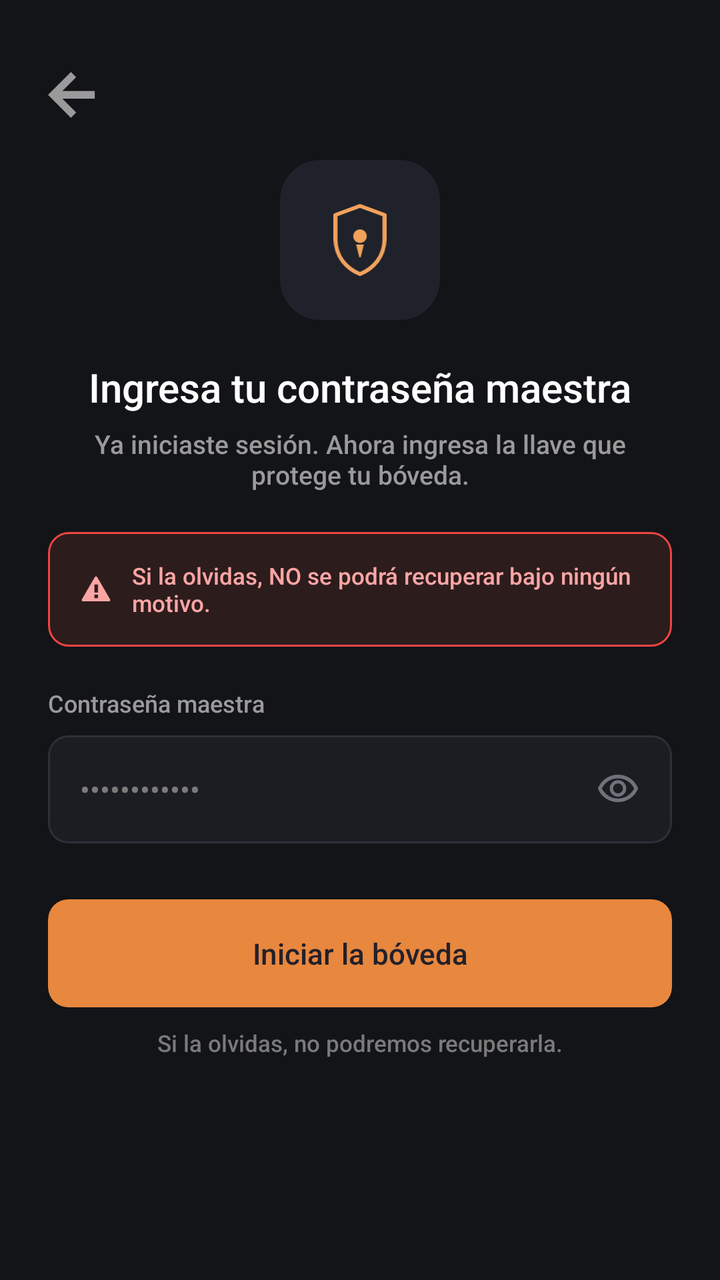
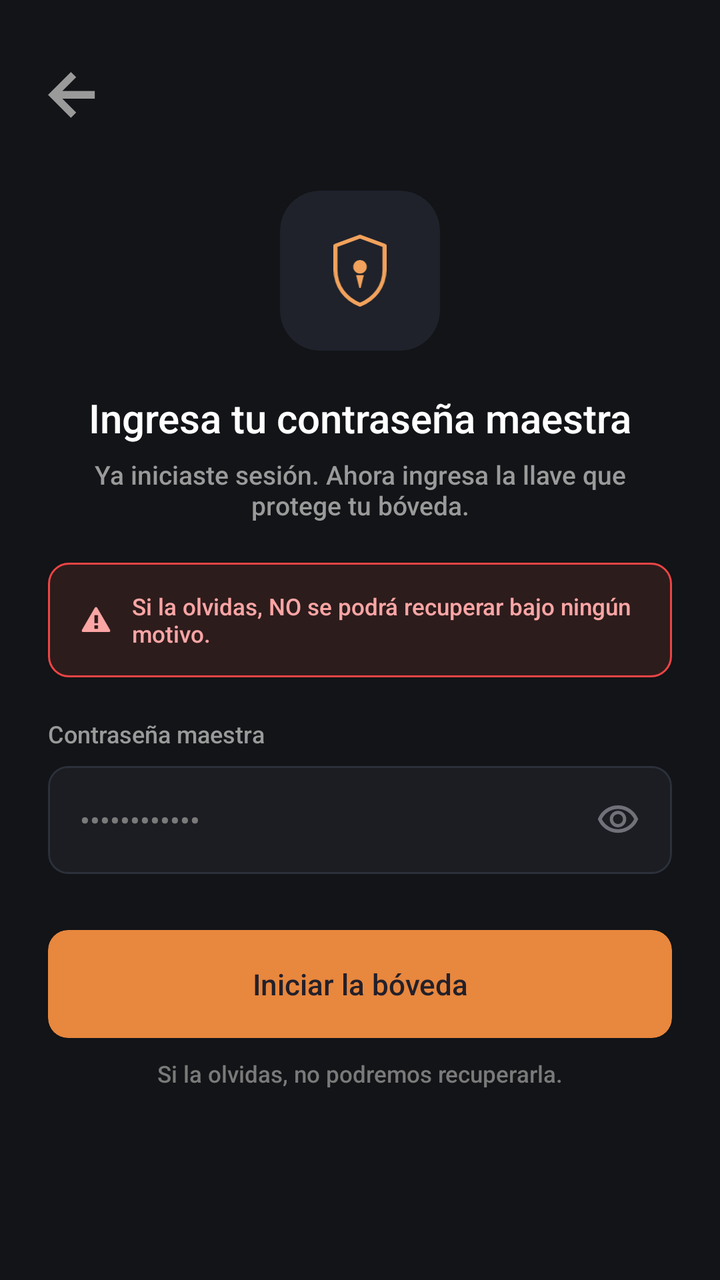

Compare the two renders of this Android layout. The source of the first and the diff that turns it into the second are given below.
<!-- AndroidManifest.xml: application theme Theme.MyApplication -->
<!-- res/layout/activity_unlock_vault.xml -->
<?xml version="1.0" encoding="utf-8"?>
<androidx.constraintlayout.widget.ConstraintLayout xmlns:android="http://schemas.android.com/apk/res/android"
    xmlns:app="http://schemas.android.com/apk/res-auto"
    android:layout_width="match_parent"
    android:layout_height="match_parent"
    android:background="#121417"
    android:padding="24dp">

    
    <ImageView
        android:id="@+id/btnBack"
        android:layout_width="24dp"
        android:layout_height="24dp"
        android:layout_marginTop="12dp"
        android:contentDescription="Volver"
        android:src="@drawable/flecha"
        app:layout_constraintStart_toStartOf="parent"
        app:layout_constraintTop_toTopOf="parent" />

    
    <com.google.android.material.card.MaterialCardView
        android:id="@+id/cardShield"
        android:layout_width="80dp"
        android:layout_height="80dp"
        android:layout_marginTop="20dp"
        app:cardBackgroundColor="#1F222B"
        app:cardCornerRadius="20dp"
        app:cardElevation="0dp"
        app:strokeWidth="0dp"
        app:layout_constraintEnd_toEndOf="parent"
        app:layout_constraintStart_toStartOf="parent"
        app:layout_constraintTop_toBottomOf="@id/btnBack">

        <ImageView
            android:layout_width="36dp"
            android:layout_height="36dp"
            android:layout_gravity="center"
            android:contentDescription="Escudo de seguridad"
            android:src="@drawable/escudo"
            app:tint="#F2A25C" />
    </com.google.android.material.card.MaterialCardView>

    
    <TextView
        android:id="@+id/tvTitle"
        android:layout_width="wrap_content"
        android:layout_height="wrap_content"
        android:layout_marginTop="20dp"
        android:fontFamily="sans-serif-medium"
        android:text="Ingresa tu contraseña maestra"
        android:textColor="#FFFFFF"
        android:textSize="20sp"
        app:layout_constraintEnd_toEndOf="parent"
        app:layout_constraintStart_toStartOf="parent"
        app:layout_constraintTop_toBottomOf="@id/cardShield" />

    <TextView
        android:id="@+id/tvSubtitle"
        android:layout_width="0dp"
        android:layout_height="wrap_content"
        android:layout_marginTop="6dp"
        android:fontFamily="sans-serif-medium"
        android:text="Ya iniciaste sesión. Ahora ingresa la llave que protege tu bóveda."
        android:textAlignment="center"
        android:textColor="#9A9A9A"
        android:textSize="13sp"
        app:layout_constraintEnd_toEndOf="parent"
        app:layout_constraintStart_toStartOf="parent"
        app:layout_constraintTop_toBottomOf="@id/tvTitle" />

    
    <LinearLayout
        android:id="@+id/layoutWarning"
        android:layout_width="match_parent"
        android:layout_height="wrap_content"
        android:layout_marginTop="20dp"
        android:background="@drawable/bg_warning_border"
        android:gravity="center_vertical"
        android:orientation="horizontal"
        android:paddingHorizontal="16dp"
        android:paddingVertical="14dp"
        app:layout_constraintTop_toBottomOf="@id/tvSubtitle">

        <ImageView
            android:layout_width="16dp"
            android:layout_height="16dp"
            android:layout_marginEnd="10dp"
            android:src="@android:drawable/stat_notify_error"
            app:tint="#FCA5A5" />

        <TextView
            android:layout_width="match_parent"
            android:layout_height="wrap_content"
            android:fontFamily="sans-serif-medium"
            android:text="Si la olvidas, NO se podrá recuperar bajo ningún motivo."
            android:textColor="#FCA5A5"
            android:textSize="11.5sp" />
    </LinearLayout>

    
    <TextView
        android:id="@+id/lblPassword"
        android:layout_width="wrap_content"
        android:layout_height="wrap_content"
        android:layout_marginTop="20dp"
        android:fontFamily="sans-serif-medium"
        android:text="Contraseña maestra"
        android:textColor="#9A9A9A"
        android:textSize="12sp"
        app:layout_constraintStart_toStartOf="parent"
        app:layout_constraintTop_toBottomOf="@id/layoutWarning" />

    
    <com.google.android.material.card.MaterialCardView
        android:id="@+id/cardMasterPassword"
        android:layout_width="match_parent"
        android:layout_height="54dp"
        android:layout_marginTop="8dp"
        app:cardBackgroundColor="#1B1D22"
        app:cardCornerRadius="10dp"
        app:cardElevation="0dp"
        app:strokeColor="#2C303B"
        app:strokeWidth="1dp"
        app:layout_constraintTop_toBottomOf="@id/lblPassword">

        <RelativeLayout
            android:layout_width="match_parent"
            android:layout_height="match_parent"
            android:paddingHorizontal="16dp">

            <EditText
                android:id="@+id/etMasterPassword"
                android:layout_width="match_parent"
                android:layout_height="match_parent"
                android:layout_toStartOf="@id/ivToggleMasterPassword"
                android:autofillHints="password"
                android:background="@null"
                android:fontFamily="sans-serif-medium"
                android:hint="••••••••••••"
                android:inputType="textPassword"
                android:textColor="#FFFFFF"
                android:textColorHint="#7A7A7A"
                android:textSize="14sp" />

            <ImageView
                android:id="@+id/ivToggleMasterPassword"
                android:layout_width="22dp"
                android:layout_height="22dp"
                android:layout_alignParentEnd="true"
                android:layout_centerVertical="true"
                android:contentDescription="Mostrar contraseña"
                android:src="@drawable/ojo" />
        </RelativeLayout>
    </com.google.android.material.card.MaterialCardView>

    
    <com.google.android.material.card.MaterialCardView
        android:id="@+id/btnUnlockVault"
        android:layout_width="match_parent"
        android:layout_height="54dp"
        android:layout_marginTop="28dp"
        app:cardBackgroundColor="#E8873E"
        app:cardCornerRadius="10dp"
        app:cardElevation="0dp"
        app:strokeWidth="0dp"
        app:layout_constraintTop_toBottomOf="@id/cardMasterPassword">

        <TextView
            android:layout_width="match_parent"
            android:layout_height="match_parent"
            android:fontFamily="sans-serif-medium"
            android:gravity="center"
            android:text="Iniciar la bóveda"
            android:textColor="#23202A"
            android:textSize="14.5sp" />
    </com.google.android.material.card.MaterialCardView>

    
    <TextView
        android:layout_width="wrap_content"
        android:layout_height="wrap_content"
        android:layout_marginTop="10dp"
        android:fontFamily="sans-serif-medium"
        android:text="Si la olvidas, no podremos recuperarla."
        android:textColor="#7A7A7A"
        android:textSize="11.5sp"
        app:layout_constraintEnd_toEndOf="parent"
        app:layout_constraintStart_toStartOf="parent"
        app:layout_constraintTop_toBottomOf="@id/btnUnlockVault" />

</androidx.constraintlayout.widget.ConstraintLayout>
<!-- resources referenced by this layout -->
<resources>
  <!-- drawable bg_warning_border (drawable) -->
  <?xml version="1.0" encoding="utf-8"?>
  <shape xmlns:android="http://schemas.android.com/apk/res/android"
      android:shape="rectangle">
      <solid android:color="#2D1C1C"/>
      <stroke android:width="1dp" android:color="#EF4444"/>
      <corners android:radius="10dp"/>
  </shape>
  <!-- drawable escudo (drawable) -->
  <vector xmlns:android="http://schemas.android.com/apk/res/android"
      android:width="41dp"
      android:height="56dp"
      android:viewportWidth="41"
      android:viewportHeight="56">
    <path
        android:pathData="M20.5,1.5L39.5,8.5V27.5C39.5,40.5 31.5,50 20.5,54.5C9.5,50 1.5,40.5 1.5,27.5V8.5L20.5,1.5Z"
        android:strokeLineJoin="round"
        android:strokeWidth="3"
        android:fillColor="#00000000"
        android:strokeColor="#F2A25C"
        android:strokeLineCap="round"/>
    <path
        android:pathData="M20.5,30.25C23.399,30.25 25.75,27.899 25.75,25C25.75,22.101 23.399,19.75 20.5,19.75C17.601,19.75 15.25,22.101 15.25,25C15.25,27.899 17.601,30.25 20.5,30.25Z"
        android:fillColor="#F2A25C"/>
    <path
        android:pathData="M17.5,31.5H23.5L21,41.5H20L17.5,31.5Z"
        android:fillColor="#F2A25C"/>
  </vector>
  <!-- drawable flecha (drawable) -->
  <vector xmlns:android="http://schemas.android.com/apk/res/android"
      android:width="15dp"
      android:height="15dp"
      android:viewportWidth="15"
      android:viewportHeight="15">
    <path
        android:pathData="M7.159,14.318L0,7.159L7.159,-0L8.807,1.633L4.482,5.959H14.616V8.359H4.482L8.807,12.677L7.159,14.318Z"
        android:fillColor="#9A9A9A"/>
  </vector>
  <!-- drawable ojo (drawable) -->
  <vector xmlns:android="http://schemas.android.com/apk/res/android"
      android:width="24dp"
      android:height="24dp"
      android:viewportWidth="960"
      android:viewportHeight="960">
    <path
        android:pathData="M607.5,587.5Q660,535 660,460t-52.5,-127.5Q555,280 480,280t-127.5,52.5Q300,385 300,460t52.5,127.5Q405,640 480,640t127.5,-52.5ZM403.5,536.5Q372,505 372,460t31.5,-76.5Q435,352 480,352t76.5,31.5Q588,415 588,460t-31.5,76.5Q525,568 480,568t-76.5,-31.5ZM214,678.5Q94,597 40,460q54,-137 174,-218.5T480,160q146,0 266,81.5T920,460q-54,137 -174,218.5T480,760q-146,0 -266,-81.5ZM480,460ZM687.5,620.5Q782,561 832,460q-50,-101 -144.5,-160.5T480,240q-113,0 -207.5,59.5T128,460q50,101 144.5,160.5T480,680q113,0 207.5,-59.5Z"
        android:fillColor="#71717A"/>
  </vector>
  <style name="Theme.MyApplication" parent="Base.Theme.MyApplication" />
  <style name="Base.Theme.MyApplication" parent="Theme.Material3.DayNight.NoActionBar">
          <item name="android:windowBackground">#000000</item>
      </style>
</resources>

<!-- the commit's change to res/layout/activity_unlock_vault.xml (unified diff, before → after) -->
@@ -1,191 +1,219 @@
 <?xml version="1.0" encoding="utf-8"?>
-<androidx.constraintlayout.widget.ConstraintLayout xmlns:android="http://schemas.android.com/apk/res/android"
+<ScrollView xmlns:android="http://schemas.android.com/apk/res/android"
     xmlns:app="http://schemas.android.com/apk/res-auto"
     android:layout_width="match_parent"
     android:layout_height="match_parent"
     android:background="#121417"
-    android:padding="24dp">
-
-    
-    <ImageView
-        android:id="@+id/btnBack"
-        android:layout_width="24dp"
-        android:layout_height="24dp"
-        android:layout_marginTop="12dp"
-        android:contentDescription="Volver"
-        android:src="@drawable/flecha"
-        app:layout_constraintStart_toStartOf="parent"
-        app:layout_constraintTop_toTopOf="parent" />
-
-    
-    <com.google.android.material.card.MaterialCardView
-        android:id="@+id/cardShield"
-        android:layout_width="80dp"
-        android:layout_height="80dp"
-        android:layout_marginTop="20dp"
-        app:cardBackgroundColor="#1F222B"
-        app:cardCornerRadius="20dp"
-        app:cardElevation="0dp"
-        app:strokeWidth="0dp"
-        app:layout_constraintEnd_toEndOf="parent"
-        app:layout_constraintStart_toStartOf="parent"
-        app:layout_constraintTop_toBottomOf="@id/btnBack">
-
+    android:fillViewport="true"
+    android:fitsSystemWindows="true">
+
+    <androidx.constraintlayout.widget.ConstraintLayout
+        android:layout_width="match_parent"
+        android:layout_height="match_parent"
+        android:padding="24dp">
+
+        
         <ImageView
-            android:layout_width="36dp"
-            android:layout_height="36dp"
-            android:layout_gravity="center"
-            android:contentDescription="Escudo de seguridad"
-            android:src="@drawable/escudo"
-            app:tint="#F2A25C" />
-    </com.google.android.material.card.MaterialCardView>
-
-    
-    <TextView
-        android:id="@+id/tvTitle"
-        android:layout_width="wrap_content"
-        android:layout_height="wrap_content"
-        android:layout_marginTop="20dp"
-        android:fontFamily="sans-serif-medium"
-        android:text="Ingresa tu contraseña maestra"
-        android:textColor="#FFFFFF"
-        android:textSize="20sp"
-        app:layout_constraintEnd_toEndOf="parent"
-        app:layout_constraintStart_toStartOf="parent"
-        app:layout_constraintTop_toBottomOf="@id/cardShield" />
-
-    <TextView
-        android:id="@+id/tvSubtitle"
-        android:layout_width="0dp"
-        android:layout_height="wrap_content"
-        android:layout_marginTop="6dp"
-        android:fontFamily="sans-serif-medium"
-        android:text="Ya iniciaste sesión. Ahora ingresa la llave que protege tu bóveda."
-        android:textAlignment="center"
-        android:textColor="#9A9A9A"
-        android:textSize="13sp"
-        app:layout_constraintEnd_toEndOf="parent"
-        app:layout_constraintStart_toStartOf="parent"
-        app:layout_constraintTop_toBottomOf="@id/tvTitle" />
-
-    
-    <LinearLayout
-        android:id="@+id/layoutWarning"
-        android:layout_width="match_parent"
-        android:layout_height="wrap_content"
-        android:layout_marginTop="20dp"
-        android:background="@drawable/bg_warning_border"
-        android:gravity="center_vertical"
-        android:orientation="horizontal"
-        android:paddingHorizontal="16dp"
-        android:paddingVertical="14dp"
-        app:layout_constraintTop_toBottomOf="@id/tvSubtitle">
-
-        <ImageView
-            android:layout_width="16dp"
-            android:layout_height="16dp"
-            android:layout_marginEnd="10dp"
-            android:src="@android:drawable/stat_notify_error"
-            app:tint="#FCA5A5" />
-
-        <TextView
-            android:layout_width="match_parent"
-            android:layout_height="wrap_content"
-            android:fontFamily="sans-serif-medium"
-            android:text="Si la olvidas, NO se podrá recuperar bajo ningún motivo."
-            android:textColor="#FCA5A5"
-            android:textSize="11.5sp" />
-    </LinearLayout>
-
-    
-    <TextView
-        android:id="@+id/lblPassword"
-        android:layout_width="wrap_content"
-        android:layout_height="wrap_content"
-        android:layout_marginTop="20dp"
-        android:fontFamily="sans-serif-medium"
-        android:text="Contraseña maestra"
-        android:textColor="#9A9A9A"
-        android:textSize="12sp"
-        app:layout_constraintStart_toStartOf="parent"
-        app:layout_constraintTop_toBottomOf="@id/layoutWarning" />
-
-    
-    <com.google.android.material.card.MaterialCardView
-        android:id="@+id/cardMasterPassword"
-        android:layout_width="match_parent"
-        android:layout_height="54dp"
-        android:layout_marginTop="8dp"
-        app:cardBackgroundColor="#1B1D22"
-        app:cardCornerRadius="10dp"
-        app:cardElevation="0dp"
-        app:strokeColor="#2C303B"
-        app:strokeWidth="1dp"
-        app:layout_constraintTop_toBottomOf="@id/lblPassword">
-
-        <RelativeLayout
-            android:layout_width="match_parent"
-            android:layout_height="match_parent"
-            android:paddingHorizontal="16dp">
-
-            <EditText
-                android:id="@+id/etMasterPassword"
+            android:id="@+id/btnBack"
+            android:layout_width="24dp"
+            android:layout_height="24dp"
+            android:layout_marginTop="12dp"
+            android:contentDescription="Volver"
+            android:src="@drawable/flecha"
+            app:layout_constraintStart_toStartOf="parent"
+            app:layout_constraintTop_toTopOf="parent" />
+
+        
+
+        
+        <com.google.android.material.card.MaterialCardView
+            android:id="@+id/cardShield"
+            android:layout_width="80dp"
+            android:layout_height="80dp"
+            app:cardBackgroundColor="#1F222B"
+            app:cardCornerRadius="20dp"
+            app:cardElevation="0dp"
+            app:strokeWidth="0dp"
+            app:layout_constraintBottom_toTopOf="@id/tvTitle"
+            app:layout_constraintEnd_toEndOf="parent"
+            app:layout_constraintStart_toStartOf="parent"
+            app:layout_constraintTop_toTopOf="parent"
+            app:layout_constraintVertical_chainStyle="packed">
+
+            <ImageView
+                android:layout_width="36dp"
+                android:layout_height="36dp"
+                android:layout_gravity="center"
+                android:contentDescription="Escudo de seguridad"
+                android:src="@drawable/escudo"
+                app:tint="#F2A25C" />
+        </com.google.android.material.card.MaterialCardView>
+
+        
+        <TextView
+            android:id="@+id/tvTitle"
+            android:layout_width="wrap_content"
+            android:layout_height="wrap_content"
+            android:layout_marginTop="20dp"
+            android:fontFamily="sans-serif-medium"
+            android:text="Ingresa tu contraseña maestra"
+            android:textColor="#FFFFFF"
+            android:textSize="20sp"
+            app:layout_constraintBottom_toTopOf="@id/tvSubtitle"
+            app:layout_constraintEnd_toEndOf="parent"
+            app:layout_constraintStart_toStartOf="parent"
+            app:layout_constraintTop_toBottomOf="@id/cardShield" />
+
+        
+        <TextView
+            android:id="@+id/tvSubtitle"
+            android:layout_width="0dp"
+            android:layout_height="wrap_content"
+            android:layout_marginTop="6dp"
+            android:fontFamily="sans-serif-medium"
+            android:text="Ya iniciaste sesión. Ahora ingresa la llave que protege tu bóveda."
+            android:textAlignment="center"
+            android:textColor="#9A9A9A"
+            android:textSize="13sp"
+            app:layout_constraintBottom_toTopOf="@id/layoutWarning"
+            app:layout_constraintEnd_toEndOf="parent"
+            app:layout_constraintStart_toStartOf="parent"
+            app:layout_constraintTop_toBottomOf="@id/tvTitle" />
+
+        
+        <LinearLayout
+            android:id="@+id/layoutWarning"
+            android:layout_width="0dp"
+            android:layout_height="wrap_content"
+            android:layout_marginTop="20dp"
+            android:background="@drawable/bg_warning_border"
+            android:gravity="center_vertical"
+            android:orientation="horizontal"
+            android:paddingHorizontal="16dp"
+            android:paddingVertical="14dp"
+            app:layout_constraintBottom_toTopOf="@id/lblPassword"
+            app:layout_constraintEnd_toEndOf="parent"
+            app:layout_constraintStart_toStartOf="parent"
+            app:layout_constraintTop_toBottomOf="@id/tvSubtitle">
+
+            <ImageView
+                android:layout_width="16dp"
+                android:layout_height="16dp"
+                android:layout_marginEnd="10dp"
+                android:src="@android:drawable/stat_notify_error"
+                app:tint="#FCA5A5" />
+
+            <TextView
+                android:layout_width="0dp"
+                android:layout_height="wrap_content"
+                android:layout_weight="1"
+                android:fontFamily="sans-serif-medium"
+                android:text="Si la olvidas, NO se podrá recuperar bajo ningún motivo."
+                android:textColor="#FCA5A5"
+                android:textSize="11.5sp" />
+        </LinearLayout>
+
+        
+        <TextView
+            android:id="@+id/lblPassword"
+            android:layout_width="0dp"
+            android:layout_height="wrap_content"
+            android:layout_marginTop="20dp"
+            android:fontFamily="sans-serif-medium"
+            android:text="Contraseña maestra"
+            android:textAlignment="viewStart"
+            android:textColor="#9A9A9A"
+            android:textSize="12sp"
+            app:layout_constraintBottom_toTopOf="@id/cardMasterPassword"
+            app:layout_constraintEnd_toEndOf="parent"
+            app:layout_constraintStart_toStartOf="parent"
+            app:layout_constraintTop_toBottomOf="@id/layoutWarning" />
+
+        
+        <com.google.android.material.card.MaterialCardView
+            android:id="@+id/cardMasterPassword"
+            android:layout_width="0dp"
+            android:layout_height="54dp"
+            android:layout_marginTop="8dp"
+            app:cardBackgroundColor="#1B1D22"
+            app:cardCornerRadius="10dp"
+            app:cardElevation="0dp"
+            app:strokeColor="#2C303B"
+            app:strokeWidth="1dp"
+            app:layout_constraintBottom_toTopOf="@id/btnUnlockVault"
+            app:layout_constraintEnd_toEndOf="parent"
+            app:layout_constraintStart_toStartOf="parent"
+            app:layout_constraintTop_toBottomOf="@id/lblPassword">
+
+            <RelativeLayout
                 android:layout_width="match_parent"
                 android:layout_height="match_parent"
-                android:layout_toStartOf="@id/ivToggleMasterPassword"
-                android:autofillHints="password"
-                android:background="@null"
+                android:paddingHorizontal="16dp">
+
+                <EditText
+                    android:id="@+id/etMasterPassword"
+                    android:layout_width="match_parent"
+                    android:layout_height="match_parent"
+                    android:layout_toStartOf="@id/ivToggleMasterPassword"
+                    android:autofillHints="password"
+                    android:background="@null"
+                    android:fontFamily="sans-serif-medium"
+                    android:hint="••••••••••••"
+                    android:inputType="textPassword"
+                    android:textColor="#FFFFFF"
+                    android:textColorHint="#7A7A7A"
+                    android:textSize="14sp" />
+
+                <ImageView
+                    android:id="@+id/ivToggleMasterPassword"
+                    android:layout_width="22dp"
+                    android:layout_height="22dp"
+                    android:layout_alignParentEnd="true"
+                    android:layout_centerVertical="true"
+                    android:contentDescription="Mostrar contraseña"
+                    android:src="@drawable/ojo" />
+            </RelativeLayout>
+        </com.google.android.material.card.MaterialCardView>
+
+        
+        <com.google.android.material.card.MaterialCardView
+            android:id="@+id/btnUnlockVault"
+            android:layout_width="0dp"
+            android:layout_height="54dp"
+            android:layout_marginTop="28dp"
+            app:cardBackgroundColor="#E8873E"
+            app:cardCornerRadius="10dp"
+            app:cardElevation="0dp"
+            app:strokeWidth="0dp"
+            app:layout_constraintBottom_toTopOf="@id/tvFooter"
+            app:layout_constraintEnd_toEndOf="parent"
+            app:layout_constraintStart_toStartOf="parent"
+            app:layout_constraintTop_toBottomOf="@id/cardMasterPassword">
+
+            <TextView
+                android:layout_width="match_parent"
+                android:layout_height="match_parent"
                 android:fontFamily="sans-serif-medium"
-                android:hint="••••••••••••"
-                android:inputType="textPassword"
-                android:textColor="#FFFFFF"
-                android:textColorHint="#7A7A7A"
-                android:textSize="14sp" />
-
-            <ImageView
-                android:id="@+id/ivToggleMasterPassword"
-                android:layout_width="22dp"
-                android:layout_height="22dp"
-                android:layout_alignParentEnd="true"
-                android:layout_centerVertical="true"
-                android:contentDescription="Mostrar contraseña"
-                android:src="@drawable/ojo" />
-        </RelativeLayout>
-    </com.google.android.material.card.MaterialCardView>
-
-    
-    <com.google.android.material.card.MaterialCardView
-        android:id="@+id/btnUnlockVault"
-        android:layout_width="match_parent"
-        android:layout_height="54dp"
-        android:layout_marginTop="28dp"
-        app:cardBackgroundColor="#E8873E"
-        app:cardCornerRadius="10dp"
-        app:cardElevation="0dp"
-        app:strokeWidth="0dp"
-        app:layout_constraintTop_toBottomOf="@id/cardMasterPassword">
-
-        <TextView
-            android:layout_width="match_parent"
-            android:layout_height="match_parent"
-            android:fontFamily="sans-serif-medium"
-            android:gravity="center"
-            android:text="Iniciar la bóveda"
-            android:textColor="#23202A"
-            android:textSize="14.5sp" />
-    </com.google.android.material.card.MaterialCardView>
-
-    
-    <TextView
-        android:layout_width="wrap_content"
-        android:layout_height="wrap_content"
-        android:layout_marginTop="10dp"
-        android:fontFamily="sans-serif-medium"
-        android:text="Si la olvidas, no podremos recuperarla."
-        android:textColor="#7A7A7A"
-        android:textSize="11.5sp"
-        app:layout_constraintEnd_toEndOf="parent"
-        app:layout_constraintStart_toStartOf="parent"
-        app:layout_constraintTop_toBottomOf="@id/btnUnlockVault" />
-
-</androidx.constraintlayout.widget.ConstraintLayout>
+                android:gravity="center"
+                android:text="Iniciar la bóveda"
+                android:textColor="#23202A"
+                android:textSize="14.5sp" />
+        </com.google.android.material.card.MaterialCardView>
+
+        
+        <TextView
+            android:id="@+id/tvFooter"
+            android:layout_width="wrap_content"
+            android:layout_height="wrap_content"
+            android:layout_marginTop="10dp"
+            android:fontFamily="sans-serif-medium"
+            android:text="Si la olvidas, no podremos recuperarla."
+            android:textColor="#7A7A7A"
+            android:textSize="11.5sp"
+            app:layout_constraintBottom_toBottomOf="parent"
+            app:layout_constraintEnd_toEndOf="parent"
+            app:layout_constraintStart_toStartOf="parent"
+            app:layout_constraintTop_toBottomOf="@id/btnUnlockVault" />
+
+    </androidx.constraintlayout.widget.ConstraintLayout>
+</ScrollView>
